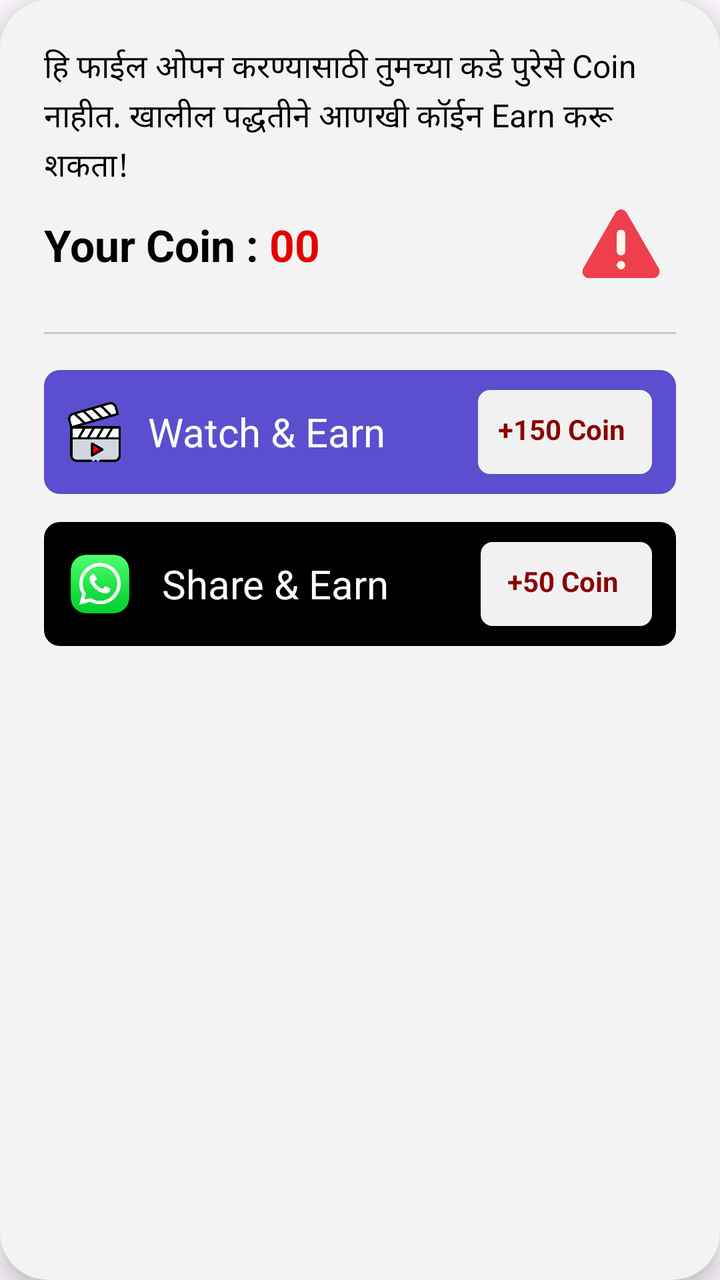
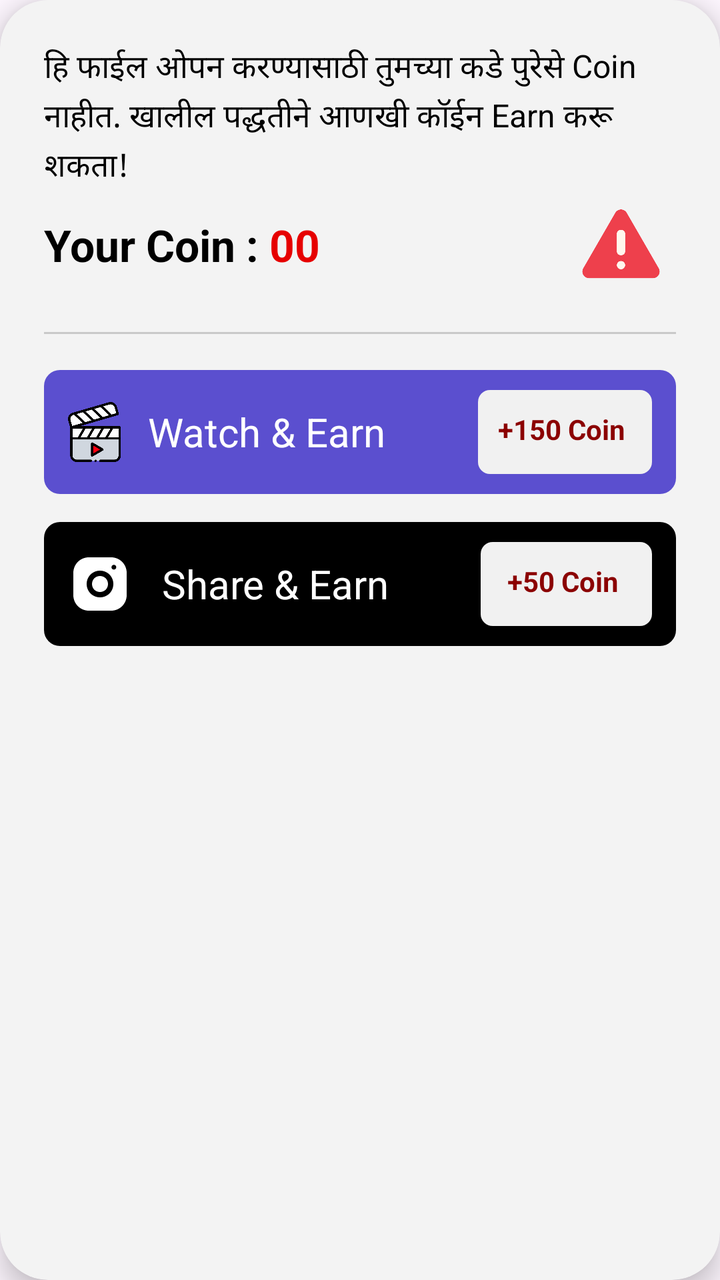

Compare the two renders of this Android layout. The source of the first and the diff that turns it into the second are given below.
<!-- AndroidManifest.xml: application theme Theme.OneRoadmap -->
<!-- res/layout/dialog_not_enough_coin.xml -->
<?xml version="1.0" encoding="utf-8"?>
<androidx.cardview.widget.CardView xmlns:android="http://schemas.android.com/apk/res/android"
    xmlns:app="http://schemas.android.com/apk/res-auto"
    android:layout_width="match_parent"
    android:layout_height="wrap_content"
    android:layout_margin="20dp"
    app:cardCornerRadius="24dp"
    app:cardElevation="8dp"
    app:cardBackgroundColor="#F3F3F3">

    <LinearLayout
        android:layout_width="match_parent"
        android:layout_height="wrap_content"
        android:orientation="vertical"
        android:padding="22dp">

        
        <TextView
            android:id="@+id/tv_message"
            android:layout_width="match_parent"
            android:layout_height="wrap_content"
            android:text="हि फाईल ओपन करण्यासाठी तुमच्या कडे पुरेसे Coin नाहीत. खालील पद्धतीने आणखी कॉईन Earn करू शकता!"
            android:textColor="#000"
            android:textSize="16sp"
            android:lineSpacingExtra="3dp"/>

        
        <LinearLayout
            android:layout_width="match_parent"
            android:layout_height="wrap_content"
            android:orientation="horizontal"
            android:gravity="center_vertical">

            <TextView
                android:layout_width="wrap_content"
                android:layout_height="wrap_content"
                android:text="Your Coin : "
                android:textSize="22sp"
                android:textStyle="bold"
                android:textColor="#000"/>

            <TextView
                android:id="@+id/tv_coin"
                android:layout_width="wrap_content"
                android:layout_height="wrap_content"
                android:text="00"
                android:textSize="22sp"
                android:textStyle="bold"
                android:textColor="#E60000"/>

            <View
                android:layout_width="0dp"
                android:layout_height="1dp"
                android:layout_weight="1"/>

            <ImageView
                android:layout_width="55dp"
                android:layout_height="55dp"
                android:src="@drawable/ic_warning"/>
        </LinearLayout>

        
        <View
            android:layout_width="match_parent"
            android:layout_height="1dp"
            android:background="#C9C9C9"
            android:layout_marginTop="16dp"
            android:layout_marginBottom="18dp"/>

        
        <RelativeLayout
            android:id="@+id/btn_watch"
            android:layout_width="match_parent"
            android:layout_height="62dp"
            android:background="@drawable/bg_watch_button"
            android:paddingStart="12dp"
            android:paddingEnd="12dp"
            android:layout_marginBottom="14dp"
            android:gravity="center_vertical">

            <LinearLayout
                android:layout_width="wrap_content"
                android:layout_height="match_parent"
                android:orientation="horizontal"
                android:gravity="center_vertical">

                <ImageView
                    android:layout_width="30dp"
                    android:layout_height="30dp"
                    android:src="@drawable/ic_watch"/>

                <TextView
                    android:layout_width="wrap_content"
                    android:layout_height="wrap_content"
                    android:text="  Watch &amp; Earn"
                    android:textColor="#FFFFFF"
                    android:textSize="20sp" />
            </LinearLayout>

            <TextView
                android:layout_width="wrap_content"
                android:layout_height="match_parent"
                android:layout_alignParentEnd="true"
                android:layout_marginTop="10dp"
                android:layout_marginBottom="10dp"
                android:background="@drawable/bg_coin_badge"
                android:padding="10dp"
                android:text="+150 Coin "
                android:textColor="#8B0000"
                android:textSize="14sp"
                android:textStyle="bold" />
        </RelativeLayout>

        
        <RelativeLayout
            android:id="@+id/btn_share"
            android:layout_width="match_parent"
            android:layout_height="62dp"
            android:background="@drawable/bg_share_button"
            android:paddingStart="12dp"
            android:paddingEnd="12dp"
            android:gravity="center_vertical">

            <LinearLayout
                android:layout_width="wrap_content"
                android:layout_height="match_parent"
                android:orientation="horizontal"
                android:gravity="center_vertical">

                <ImageView
                    android:layout_width="32dp"
                    android:layout_height="32dp"
                    android:src="@drawable/ic_whatsapp"/>

                <TextView
                    android:layout_width="wrap_content"
                    android:layout_height="wrap_content"
                    android:text="   Share &amp; Earn"
                    android:textColor="#FFFFFF"
                    android:textSize="20sp" />
            </LinearLayout>

            <TextView
                android:layout_width="wrap_content"
                android:layout_height="match_parent"
                android:layout_alignParentEnd="true"
                android:layout_marginTop="10dp"
                android:layout_marginBottom="10dp"
                android:background="@drawable/bg_coin_badge"
                android:padding="10dp"
                android:text=" +50 Coin  "
                android:textColor="#8B0000"
                android:textSize="14sp"
                android:textStyle="bold" />
        </RelativeLayout>

    </LinearLayout>

</androidx.cardview.widget.CardView>
<!-- resources referenced by this layout -->
<resources>
  <!-- drawable bg_coin_badge (drawable) -->
  <shape xmlns:android="http://schemas.android.com/apk/res/android">
      <solid android:color="#F1F1F1"/>
      <corners android:radius="6dp"/>
  </shape>
  <!-- drawable bg_share_button (drawable) -->
  <shape xmlns:android="http://schemas.android.com/apk/res/android">
      <solid android:color="#000000"/>
      <corners android:radius="8dp"/>
  </shape>
  <!-- drawable bg_watch_button (drawable) -->
  <shape xmlns:android="http://schemas.android.com/apk/res/android">
      <solid android:color="#5B4FCF"/>
      <corners android:radius="8dp"/>
  </shape>
  <!-- drawable ic_warning: png bitmap (drawable, 10731 bytes) -->
  <!-- drawable ic_watch: png bitmap (drawable, 26950 bytes) -->
  <!-- drawable ic_whatsapp: png bitmap (drawable, 27018 bytes) -->
  <style name="Theme.OneRoadmap" parent="Base.Theme.OneRoadmap" />
  <style name="Base.Theme.OneRoadmap" parent="Theme.Material3.Light.NoActionBar">
          
      </style>
</resources>

<!-- the commit's change to res/layout/dialog_not_enough_coin.xml (unified diff, before → after) -->
@@ -130,7 +130,7 @@
                 <ImageView
                     android:layout_width="32dp"
                     android:layout_height="32dp"
-                    android:src="@drawable/ic_whatsapp"/>
+                    android:src="@drawable/ic_instagram"/>
 
                 <TextView
                     android:layout_width="wrap_content"
<!-- resource entries referenced after the edit -->
@@ -15,9 +15,18 @@
       <solid android:color="#5B4FCF"/>
       <corners android:radius="8dp"/>
   </shape>
+  <!-- drawable ic_instagram (drawable) -->
+  <vector xmlns:android="http://schemas.android.com/apk/res/android"
+      android:width="24dp"
+      android:height="24dp"
+      android:viewportWidth="24"
+      android:viewportHeight="24">
+      <path
+          android:fillColor="#FFFFFFFF"
+          android:pathData="M7.8,2H16.2C19.4,2 22,4.6 22,7.8V16.2C22,19.4 19.4,22 16.2,22H7.8C4.6,22 2,19.4 2,16.2V7.8C2,4.6 4.6,2 7.8,2M12,7C9.2,7 7,9.2 7,12C7,14.8 9.2,17 12,17C14.8,17 17,14.8 17,12C17,9.2 14.8,7 12,7M12,15C10.3,15 9,13.7 9,12C9,10.3 10.3,9 12,9C13.7,9 15,10.3 15,12C15,13.7 13.7,15 12,15M17.2,4.8C16.7,4.8 16.3,5.2 16.3,5.7C16.3,6.2 16.7,6.6 17.2,6.6C17.7,6.6 18.1,6.2 18.1,5.7C18.1,5.2 17.7,4.8 17.2,4.8Z" />
+  </vector>
   <!-- drawable ic_warning: png bitmap (drawable, 10731 bytes) -->
   <!-- drawable ic_watch: png bitmap (drawable, 26950 bytes) -->
-  <!-- drawable ic_whatsapp: png bitmap (drawable, 27018 bytes) -->
   <style name="Theme.OneRoadmap" parent="Base.Theme.OneRoadmap" />
   <style name="Base.Theme.OneRoadmap" parent="Theme.Material3.Light.NoActionBar">
           
